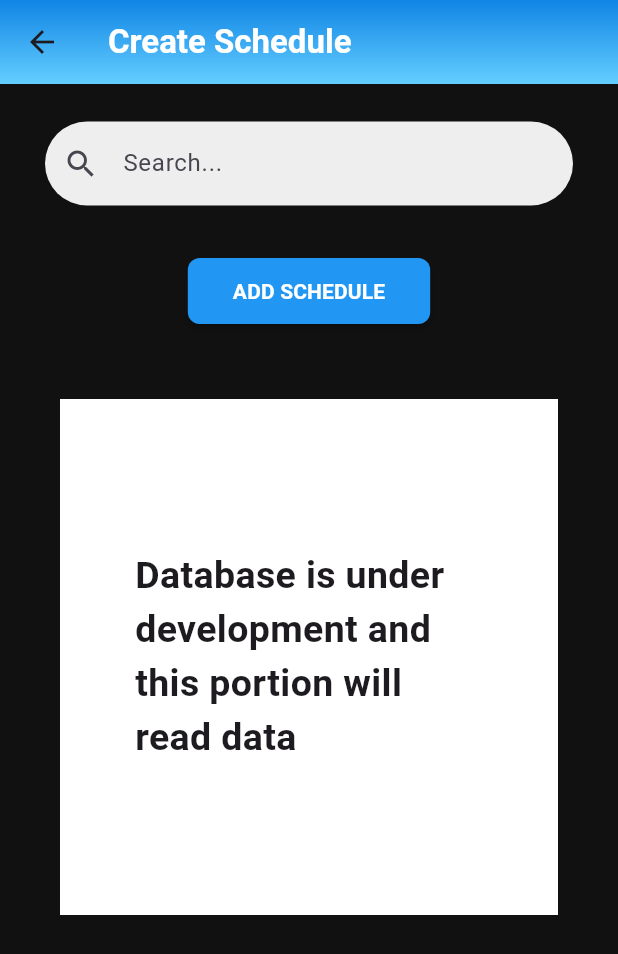
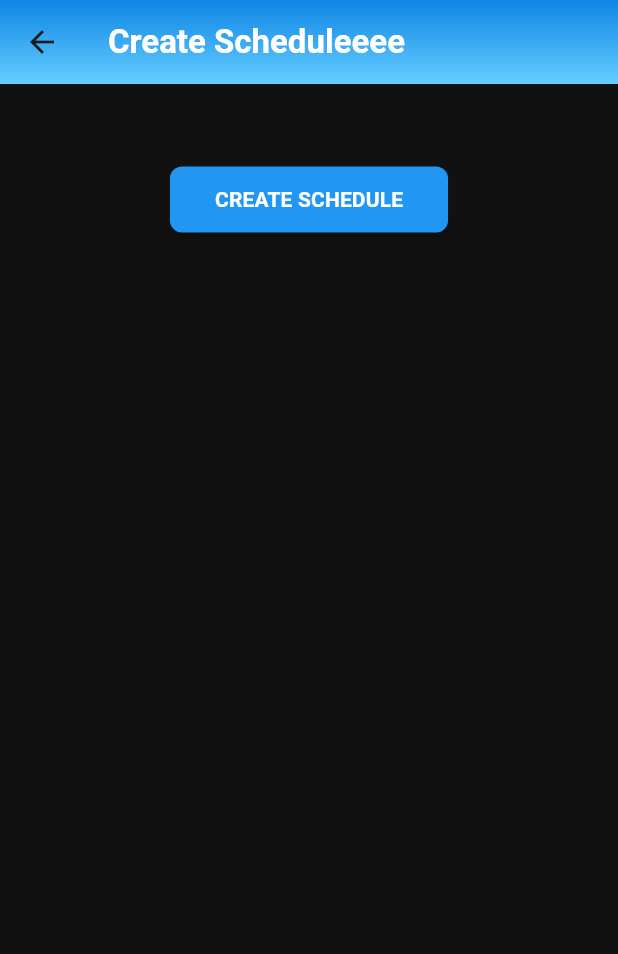
Before and after one commit to Makcieh/assfiex_app_it14, a Flutter app: the CreateSchedPage screen opened by its route, on a phone screen of 412 x 824 dp. Shown: the top 954 px of the screen. Run offline on Flutter 3.47's test engine with Material 3 defaults, Android fonts, the phone set to English and light mode, and no system bars; our stand-ins replace cloud_firestore, firebase_auth, firebase_core, fluttertoast, google_nav_bar, random_string and 1 more; accounts and stored records are empty; statements that could not run were skipped.

Commit message:
updated on oct2-10:00pm

```diff
--- a/lib/pages/createschedpages/create_sched_page.dart
+++ b/lib/pages/createschedpages/create_sched_page.dart
@@ -1,12 +1,86 @@
 import 'package:assfiex_app_it14/pages/createschedpages/create_sched_fill.dart';
+import 'package:assfiex_app_it14/pages/createschedpages/databaseCreateSched.dart';
+import 'package:cloud_firestore/cloud_firestore.dart';
 import 'package:flutter/material.dart';
 
-final searchengine = TextEditingController();
+class CreateSchedPage extends StatefulWidget {
+  const CreateSchedPage({super.key});
 
-class CreateSchedPage extends StatelessWidget {
-  CreateSchedPage({super.key});
+  @override
+  State<CreateSchedPage> createState() => _CreateSchedPageState();
+}
 
-  final TextEditingController _searchController = TextEditingController();
+class _CreateSchedPageState extends State<CreateSchedPage> {
+  Stream? ScheduStream;
+
+  getontheload() async {
+    ScheduStream = await DatabaseMethods().getCreateSchedDetails();
+    setState(() {});
+  }
+
+  @override
+  void initState() {
+    getontheload();
+    super.initState();
+  }
+
+  Widget allCreateSchedDetails() {
+    return StreamBuilder(
+        stream: ScheduStream,
+        builder: (context, AsyncSnapshot snapshot) {
+          return snapshot.hasData
+              ? ListView.builder(
+                  itemCount: snapshot.data.docs.length,
+                  itemBuilder: (context, index) {
+                    DocumentSnapshot data = snapshot.data.docs[index];
+
+                    //Ray Da Designer
+                    return Material(
+                      elevation: 5.0,
+                      borderRadius: BorderRadius.circular(10),
+                      child: Container(
+                        margin: EdgeInsets.only(top: 20),
+                        padding: const EdgeInsets.all(15),
+                        width: MediaQuery.of(context).size.width,
+                        decoration: BoxDecoration(
+                          color: const Color.fromARGB(255, 6, 33, 55),
+                          borderRadius: BorderRadius.circular(10),
+                        ),
+                        child: Column(
+                          crossAxisAlignment: CrossAxisAlignment.start,
+                          children: [
+                            Text(
+                              "ScheduleID: " + data['ScheduleID'],
+                              style: const TextStyle(color: Colors.white),
+                            ),
+                            Text(
+                              "Name: " + data['Name'],
+                              style: const TextStyle(color: Colors.white),
+                            ),
+                            Text(
+                              "Position: " + data['Position'],
+                              style: const TextStyle(color: Colors.white),
+                            ),
+                            Text(
+                              "Hours: " + data['Hours'],
+                              style: const TextStyle(color: Colors.white),
+                            ),
+                            Text(
+                              "Start: " + data['Start'],
+                              style: const TextStyle(color: Colors.white),
+                            ),
+                            Text(
+                              "End: " + data['End'],
+                              style: const TextStyle(color: Colors.white),
+                            ),
+                          ],
+                        ),
+                      ),
+                    );
+                  })
+              : Container();
+        });
+  }
 
   @override
   Widget build(BuildContext context) {
@@ -26,33 +100,15 @@ class CreateSchedPage extends StatelessWidget {
             ),
           ),
           title: const Text(
-          'Create Schedule',
+            'Create Scheduleeee',
             style: TextStyle(color: Colors.white, fontWeight: FontWeight.bold),
           ),
         ),
-      body: Center(
+        body: Container(
+          margin: EdgeInsets.only(left: 20, right: 20, top: 30),
           child: Column(
             children: [
-            Padding(
-              padding: const EdgeInsets.symmetric(horizontal: 30, vertical: 25),
-              child: TextField(
-                controller: _searchController,
-                decoration: InputDecoration(
-                  prefixIcon: const Icon(Icons.search), // Search icon
-                  hintText: 'Search...',
-                  border: OutlineInputBorder(
-                    borderRadius: BorderRadius.circular(30.0), // Rounded edges
-                    borderSide: BorderSide.none, // No border
-                  ),
-                  filled: true, // Makes the background filled
-                  fillColor: Colors.grey[200], // Light gray background color
-                ),
-                onChanged: (value) {
-                  // Handle search query
-                  print("Search query: $value");
-                },
-              ),
-            ),
+              const SizedBox(height: 15),
               Padding(
                 padding: const EdgeInsets.all(8.0),
                 child: ElevatedButton(
@@ -61,36 +117,28 @@ class CreateSchedPage extends StatelessWidget {
                     foregroundColor: Colors.white,
                     backgroundColor: Colors.blue, // Text color
                     padding: const EdgeInsets.symmetric(
-                      horizontal: 30, vertical: 12), // Button size and padding
+                        horizontal: 30,
+                        vertical: 12), // Button size and padding
                     shape: RoundedRectangleBorder(
                       borderRadius: BorderRadius.circular(8), // Rounded corners
                     ),
                     elevation: 2, // Elevation to match the "raised" effect
                   ),
                   child: const Text(
-                  "ADD SCHEDULE",
+                    "CREATE SCHEDULE",
                     style: TextStyle(
                       fontSize: 14, // Font size
-                    fontWeight: FontWeight.bold,
+                      fontWeight: FontWeight.bold, // Bold text
                     ),
                   ),
                 ),
               ),
-            Padding(
-              padding: const EdgeInsets.all(40),
-              child: Container(
-                padding:
-                    const EdgeInsets.symmetric(horizontal: 50, vertical: 100),
-                color: Colors.white,
-                child: const Text(
-                  'Database is under development and this portion will read data',
-                  style: TextStyle(fontSize: 25, fontWeight: FontWeight.bold),
+              const SizedBox(
+                height: 30,
               ),
-              ),
-            )
+              Expanded(child: allCreateSchedDetails())
             ],
           ),
-      ),
-    );
+        ));
   }
 }
```
Also changed, not shown: lib/pages/createschedpages/create_sched_fill.dart (+47 -32 lines). Lines whose indentation alone changed are shown as unchanged.
